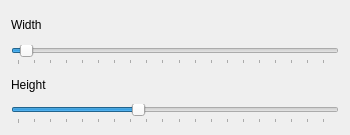
Above: views/createmarkers.ui from tmramalho/bigCellBrotherGUI before the change. Below: the same form after it.
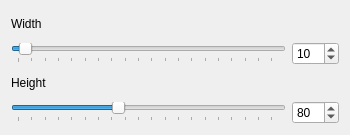
That is the form after the change.

The edit to the form file:
```diff
--- a/views/createmarkers.ui
+++ b/views/createmarkers.ui
@@ -21,16 +21,35 @@
   </property>
   <layout class="QGridLayout" name="gridLayout">
    <item row="0" column="0">
-    <layout class="QVBoxLayout" name="verticalLayout">
-     <item>
+    <layout class="QGridLayout" name="gridLayout_2">
+     <item row="1" column="0">
+      <widget class="QSlider" name="widthSlider">
+       <property name="minimum">
+        <number>5</number>
+       </property>
+       <property name="maximum">
+        <number>200</number>
+       </property>
+       <property name="value">
+        <number>10</number>
+       </property>
+       <property name="orientation">
+        <enum>Qt::Horizontal</enum>
+       </property>
+       <property name="tickPosition">
+        <enum>QSlider::TicksBelow</enum>
+       </property>
+      </widget>
+     </item>
+     <item row="0" column="0">
       <widget class="QLabel" name="label">
        <property name="text">
         <string>Width</string>
        </property>
       </widget>
      </item>
-     <item>
-      <widget class="QSlider" name="widthSlider">
+     <item row="1" column="1">
+      <widget class="QSpinBox" name="widthBox">
        <property name="minimum">
         <number>5</number>
        </property>
@@ -40,6 +59,19 @@
        <property name="value">
         <number>10</number>
        </property>
+      </widget>
+     </item>
+     <item row="3" column="0">
+      <widget class="QSlider" name="heightSlider">
+       <property name="minimum">
+        <number>5</number>
+       </property>
+       <property name="maximum">
+        <number>200</number>
+       </property>
+       <property name="value">
+        <number>80</number>
+       </property>
        <property name="orientation">
         <enum>Qt::Horizontal</enum>
        </property>
@@ -48,15 +80,15 @@
        </property>
       </widget>
      </item>
-     <item>
+     <item row="2" column="0">
       <widget class="QLabel" name="label_2">
        <property name="text">
         <string>Height</string>
        </property>
       </widget>
      </item>
-     <item>
-      <widget class="QSlider" name="heightSlider">
+     <item row="3" column="1">
+      <widget class="QSpinBox" name="heightBox">
        <property name="minimum">
         <number>5</number>
        </property>
@@ -66,12 +98,6 @@
        <property name="value">
         <number>80</number>
        </property>
-       <property name="orientation">
-        <enum>Qt::Horizontal</enum>
-       </property>
-       <property name="tickPosition">
-        <enum>QSlider::TicksBelow</enum>
-       </property>
       </widget>
      </item>
     </layout>
```
